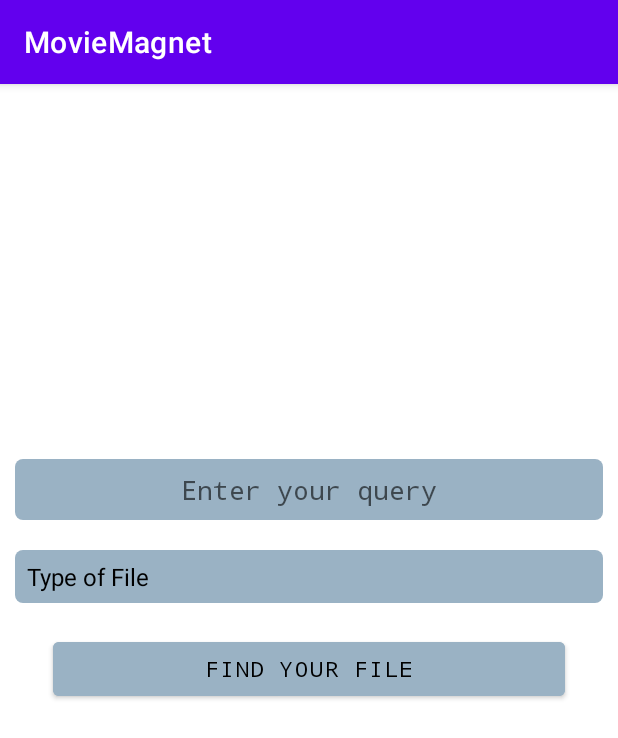
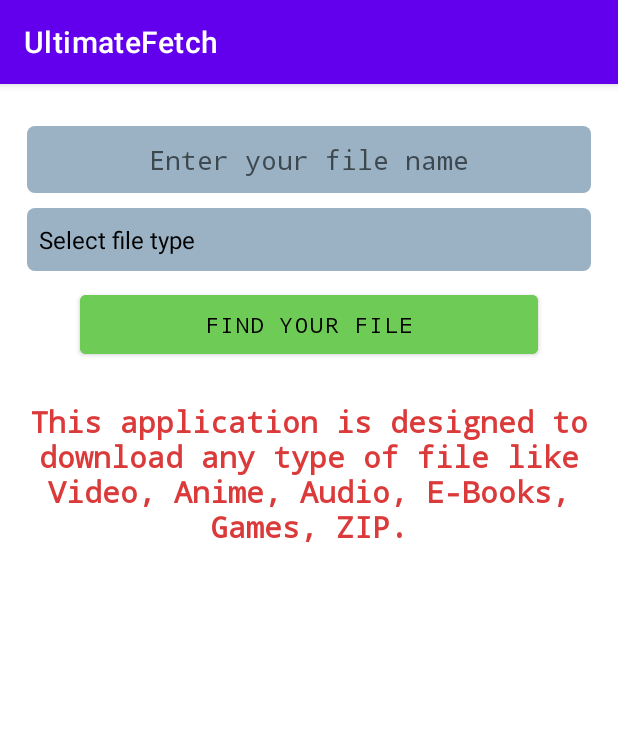
Before and after one commit to bhattaman0001/QuickDroid, an Android app: the screen it shows after launch (MainActivity), on a phone screen of 412 x 824 dp. Shown: the top 738 px of the screen. Run offline under Robolectric (Android 15) with nearby library versions, the phone set to English and light mode, and no system bars.

```diff
--- a/app/src/main/java/com/example/moviemagnet/Constants/constants.kt
+++ /dev/null
@@ -1,6 +0,0 @@
-package com.example.moviemagnet.Constants
-
-object constants {
-    val BASE_URL = "https://filepursuit.p.rapidapi.com/"
-    /*https://filepursuit.p.rapidapi.com/?q=The%20Last:%20Naruto%20the%20Movie&type=video*/
-}
--- a/app/src/main/java/com/example/moviemagnet/MainActivity.kt
+++ /dev/null
@@ -1,38 +0,0 @@
-package com.example.moviemagnet
-
-import android.os.*
-import android.util.*
-import android.view.*
-import android.widget.*
-import androidx.appcompat.app.*
-import com.example.moviemagnet.databinding.*
-
-class MainActivity : AppCompatActivity() {
-
-    private lateinit var binding: ActivityMainBinding
-    var type_of_file: Array<String> = emptyArray()
-    var type_of_file_selected: String = ""
-    var query_name: String = ""
-    override fun onCreate(savedInstanceState: Bundle?) {
-        super.onCreate(savedInstanceState)
-        binding = ActivityMainBinding.inflate(layoutInflater)
-        val view: View = binding.root
-        setContentView(view)
-        type_of_file = resources.getStringArray(R.array.spinner_options)
-        val adapter = ArrayAdapter(this, android.R.layout.simple_spinner_dropdown_item, type_of_file)
-        binding.typeOfFile.adapter = adapter
-        binding.typeOfFile.onItemSelectedListener = object : AdapterView.OnItemSelectedListener {
-            override fun onItemSelected(parent: AdapterView<*>?, view: View?, position: Int, id: Long) {
-                if (position == 0) type_of_file_selected = ""
-                if (position >= 1) type_of_file_selected = type_of_file[position]
-                Log.d("is_this_ok", "the selected type is --> $type_of_file_selected")
-            }
-
-            override fun onNothingSelected(parent: AdapterView<*>?) {
-                // todo: do something when nothing is selected
-            }
-        }
-        if (binding.queryName != null) query_name = binding.queryName.text.toString()
-    }
-
-}
--- /dev/null
+++ b/app/src/main/java/com/example/moviemagnet/model/FileFoundModel.kt
@@ -0,0 +1,6 @@
+package com.example.moviemagnet.model
+
+data class FileFoundModel(
+    val files_found: MutableList<ResponseModel>,
+    val status: String,
+)
--- /dev/null
+++ b/app/src/main/java/com/example/moviemagnet/ui/activity/MainActivity.kt
@@ -0,0 +1,52 @@
+package com.example.moviemagnet.ui.activity
+
+import android.content.*
+import android.os.*
+import android.view.*
+import android.widget.*
+import androidx.appcompat.app.*
+import com.example.moviemagnet.*
+import com.example.moviemagnet.databinding.*
+import com.google.android.material.snackbar.*
+
+class MainActivity : AppCompatActivity() {
+
+    private lateinit var binding: ActivityMainBinding
+    var type_of_file_array: Array<String> = emptyArray()
+    var type_of_single_file_selected: String = ""
+    var query_name: String = ""
+    override fun onCreate(savedInstanceState: Bundle?) {
+        super.onCreate(savedInstanceState)
+        binding = ActivityMainBinding.inflate(layoutInflater)
+        val view: View = binding.root
+        setContentView(view)
+        type_of_file_array = resources.getStringArray(R.array.spinner_options)
+        val adapter = ArrayAdapter(this, android.R.layout.simple_spinner_dropdown_item, type_of_file_array)
+        binding.typeOfFile.adapter = adapter
+        binding.typeOfFile.onItemSelectedListener = object : AdapterView.OnItemSelectedListener {
+            override fun onItemSelected(parent: AdapterView<*>?, view: View?, position: Int, id: Long) {
+                if (position == 0) type_of_single_file_selected = ""
+                if (position >= 1) type_of_single_file_selected = type_of_file_array[position]
+                /*Log.d("is_this_ok", "the selected type is --> $type_of_file_selected")*/
+            }
+
+            override fun onNothingSelected(parent: AdapterView<*>?) {
+                // todo: do something when nothing is selected
+            }
+        }
+
+        binding.findYourFile.setOnClickListener {
+            query_name = binding.queryName.text.toString()
+            /*Log.d("is_this_ok", "query name --> $query_name")*/
+            if (query_name != "") {
+                val intent = Intent(this, FileListActivity::class.java)
+                intent.putExtra("query_name", query_name)
+                intent.putExtra("type_of_single_file_selected", type_of_single_file_selected)
+                startActivity(intent)
+            } else {
+                Snackbar.make(binding.root, "File name must not be empty", Snackbar.LENGTH_SHORT).show()
+            }
+        }
+    }
+
+}
--- a/app/src/main/res/layout/activity_main.xml
+++ b/app/src/main/res/layout/activity_main.xml
@@ -5,39 +5,50 @@
     android:layout_width="match_parent"
     android:layout_height="match_parent"
     android:layout_gravity="center"
-    tools:context=".MainActivity">
+    tools:context=".ui.activity.MainActivity">
+
+    <ScrollView
+        android:layout_width="match_parent"
+        android:layout_height="match_parent"
+        android:layout_marginVertical="20dp"
+        android:layout_marginStart="10dp"
+        android:layout_marginEnd="10dp"
+        android:padding="8dp"
+        app:layout_constraintBottom_toBottomOf="parent"
+        app:layout_constraintEnd_toEndOf="parent"
+        app:layout_constraintStart_toStartOf="parent"
+        app:layout_constraintTop_toTopOf="parent">
+
+        <androidx.constraintlayout.widget.ConstraintLayout
+            android:layout_width="match_parent"
+            android:layout_height="wrap_content">
 
             <EditText
                 android:id="@+id/query_name"
                 android:layout_width="0dp"
                 android:layout_height="wrap_content"
-        android:layout_marginStart="10dp"
-        android:layout_marginEnd="10dp"
+                android:layout_marginBottom="10dp"
                 android:background="@drawable/spinner_background"
                 android:backgroundTint="#9AB2C4"
                 android:fontFamily="monospace"
                 android:hint="@string/enter_your_query"
-        android:padding="8dp"
+                android:padding="10dp"
                 android:textAlignment="center"
                 android:textColor="@color/black"
                 android:textSize="18sp"
-        android:layout_marginTop="250dp"
                 app:layout_constraintBottom_toTopOf="@id/type_of_file"
                 app:layout_constraintEnd_toEndOf="parent"
                 app:layout_constraintHorizontal_bias="0.5"
                 app:layout_constraintStart_toStartOf="parent"
-        app:layout_constraintTop_toTopOf="parent"
-        app:layout_constraintVertical_bias="0.5" />
+                app:layout_constraintTop_toTopOf="parent" />
 
             <Spinner
                 android:id="@+id/type_of_file"
                 android:layout_width="0dp"
-        android:layout_height="35dp"
-        android:layout_marginStart="10dp"
-        android:layout_marginTop="20dp"
-        android:layout_marginEnd="10dp"
+                android:layout_height="42dp"
                 android:background="@drawable/spinner_background"
                 android:backgroundTint="#9AB2C4"
+                android:gravity="center"
                 app:layout_constraintBottom_toTopOf="@id/find_your_file"
                 app:layout_constraintEnd_toEndOf="parent"
                 app:layout_constraintHorizontal_bias="0.5"
@@ -49,16 +60,33 @@
                 android:id="@+id/find_your_file"
                 android:layout_width="0dp"
                 android:layout_height="wrap_content"
-        android:layout_marginStart="35dp"
-        android:layout_marginTop="20dp"
-        android:layout_marginEnd="35dp"
-        android:backgroundTint="#9AB2C4"
+                android:layout_marginHorizontal="35dp"
+                android:layout_marginTop="10dp"
+                android:backgroundTint="#6ECB55"
                 android:fontFamily="monospace"
+                android:padding="10dp"
                 android:text="@string/find_your_file"
                 android:textColor="@color/black"
                 app:layout_constraintEnd_toEndOf="parent"
-        app:layout_constraintHorizontal_bias="0.5"
                 app:layout_constraintStart_toStartOf="parent"
                 app:layout_constraintTop_toBottomOf="@id/type_of_file" />
 
+            <TextView
+                android:layout_width="match_parent"
+                android:layout_height="wrap_content"
+                android:layout_marginTop="25dp"
+                android:fontFamily="monospace"
+                android:gravity="center_horizontal"
+                android:text="@string/text"
+                android:textColor="#DB3A3A"
+                android:textSize="20sp"
+                android:textStyle="bold"
+                app:layout_constraintBottom_toBottomOf="parent"
+                app:layout_constraintEnd_toEndOf="parent"
+                app:layout_constraintHorizontal_bias="0.5"
+                app:layout_constraintStart_toStartOf="parent"
+                app:layout_constraintTop_toBottomOf="@id/find_your_file" />
         </androidx.constraintlayout.widget.ConstraintLayout>
+    </ScrollView>
+
+</androidx.constraintlayout.widget.ConstraintLayout>
--- a/app/src/main/res/values/strings.xml
+++ b/app/src/main/res/values/strings.xml
@@ -1,8 +1,8 @@
 <resources>
-    <string name="app_name">MovieMagnet</string>
+    <string name="app_name">UltimateFetch</string>
 
     <string-array name="spinner_options">
-        <item>Type of File</item>
+        <item>Select file type</item>
         <item>Video</item>
         <item>E-books</item>
         <item>Audio</item>
@@ -14,7 +14,15 @@
     <string name="home">Home</string>
     <string name="share_app">Share App</string>
     <string name="search_on_web">Search on Web</string>
-    <string name="enter_your_query">Enter your query</string>
+    <string name="enter_your_query">Enter your file name</string>
     <string name="find_your_file">Find your File</string>
+    <string name="download_your_file">Download Your File</string>
+    <string name="save_your_file">Save Your File</string>
+    <string name="size_of_file">Size of File</string>
+    <string name="time_ago">Time ago</string>
+    <string name="date_added">Date Added</string>
+    <string name="file_type">File Type</string>
+    <string name="name_of_your_file">Name of your file</string>
+    <string name="text">This application is designed to download any type of file like Video, Anime, Audio, E-Books, Games, ZIP.</string>
 
 </resources>
```
Also changed, not shown: app/build.gradle (+16 -3 lines), app/src/main/AndroidManifest.xml (+8 -1 lines), app/src/main/java/com/example/moviemagnet/Constants/Constants.kt (added, +8 -0 lines), app/src/main/java/com/example/moviemagnet/adapter/FileResponseAdapter.kt (added, +50 -0 lines), app/src/main/java/com/example/moviemagnet/api/ResponseApiInterface.kt (added, +16 -0 lines), app/src/main/java/com/example/moviemagnet/api/RetrofitHelper.kt (added, +27 -0 lines), app/src/main/java/com/example/moviemagnet/model/ResponseModel.kt (added, +17 -0 lines), app/src/main/java/com/example/moviemagnet/ui/activity/FileListActivity.kt (added, +70 -0 lines), app/src/main/res/layout/_file_item.xml (added, +128 -0 lines), app/src/main/res/layout/activity_file_list.xml (added, +31 -0 lines). Lines whose indentation alone changed are shown as unchanged.
